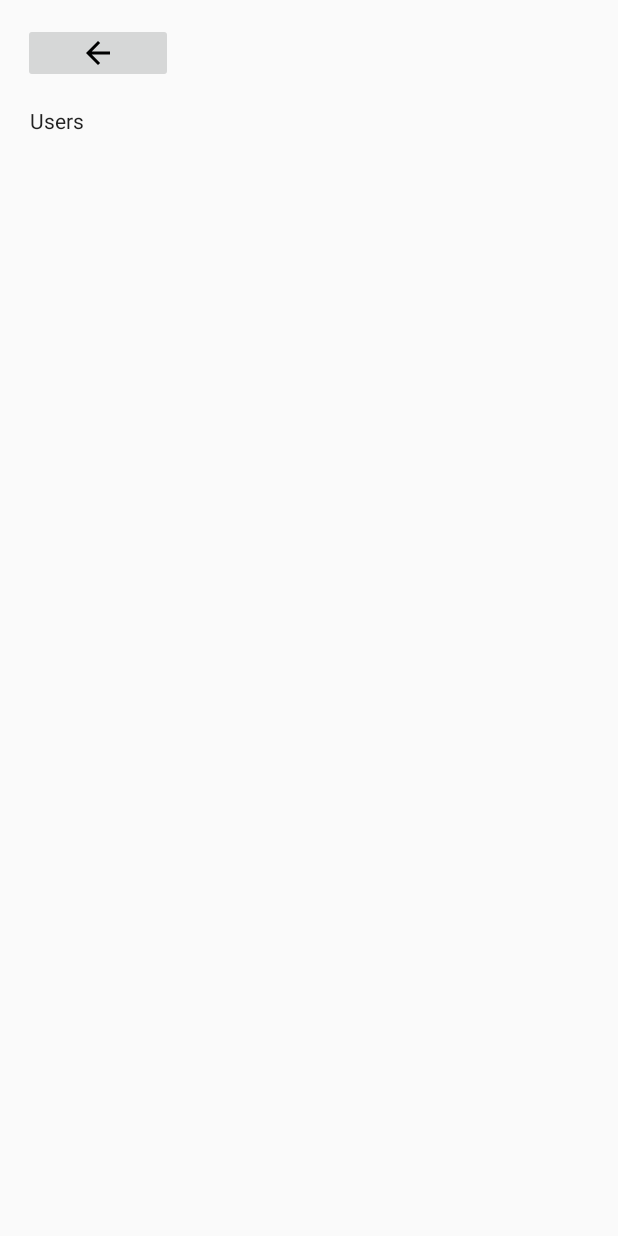
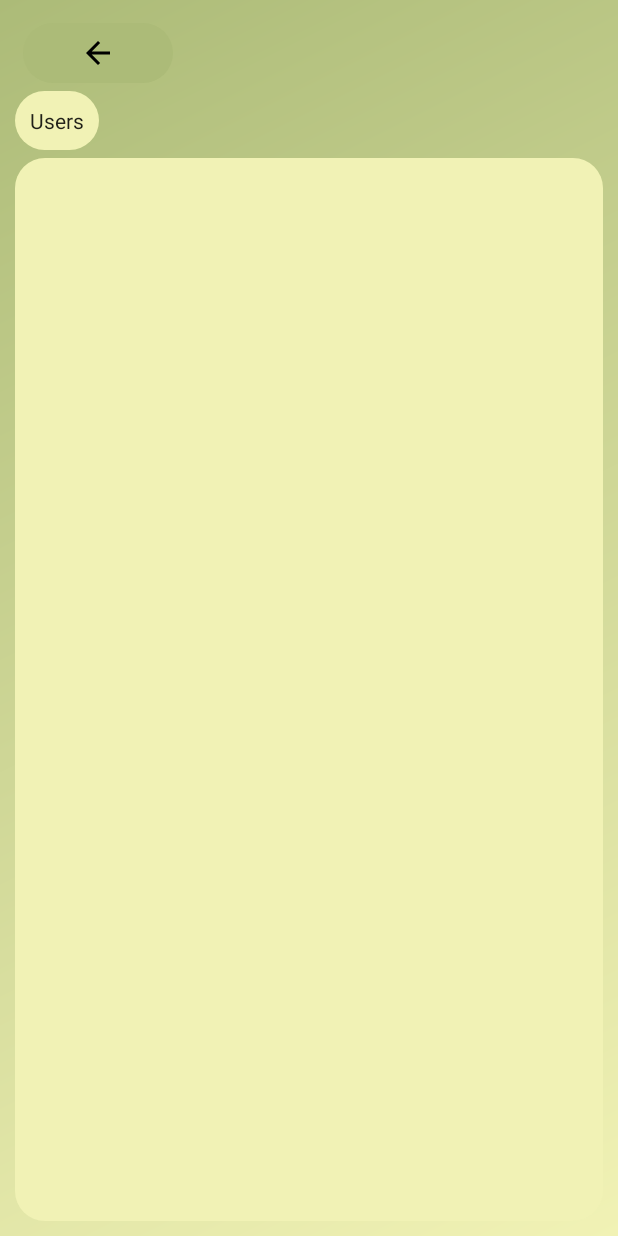
Before and after one commit to michaelamanda259/Baby, an Android app: the admin screen opened directly, with no data from a screen before it, on a phone screen of 412 x 824 dp. Run offline under Robolectric (Android 15) with nearby library versions, the phone set to English and light mode, and no system bars; Roboto replaces fonts that are not available here.

Commit message:
ui/ux bugs fix

```diff
--- a/app/src/main/res/layout/activity_admin.xml
+++ b/app/src/main/res/layout/activity_admin.xml
@@ -4,6 +4,7 @@
     android:layout_width="match_parent"
     android:layout_height="match_parent"
     android:orientation="vertical"
+    android:background="@drawable/bg_color"
     android:padding="10dp"
     tools:context=".Recent">
 
@@ -18,6 +19,7 @@
             android:layout_width="100dp"
             android:layout_height="40dp"
             android:src="@drawable/ic_arrow_back"
+            android:background="@drawable/bg_round"
             android:contentDescription="@string/back_button" />
 
     </LinearLayout>
@@ -27,6 +29,7 @@
         android:layout_width="wrap_content"
         android:layout_height="wrap_content"
         android:layout_marginBottom="5dp"
+        android:background="@drawable/fragment_bg"
         android:padding="10dp"
         android:text="Users" />
 
@@ -36,6 +39,7 @@
         android:layout_width="match_parent"
         android:layout_height="match_parent"
         android:padding="5dp"
+        android:background="@drawable/fragment_bg"
         android:scrollbars="vertical">
 
 
--- a/app/src/main/res/layout/activity_all.xml
+++ b/app/src/main/res/layout/activity_all.xml
@@ -14,6 +14,7 @@
         android:orientation="vertical"
         android:padding="5dp"
         android:id="@+id/activity_list"
+        android:background="@drawable/fragment_bg"
         android:scrollbars="vertical"/>
 
 </FrameLayout>
--- a/build.gradle
+++ b/build.gradle
@@ -9,7 +9,7 @@ buildscript {
     }
     dependencies {
         classpath 'com.google.gms:google-services:4.3.3'
-        classpath 'com.android.tools.build:gradle:4.0.0'
+        classpath 'com.android.tools.build:gradle:4.0.1'
         classpath 'com.google.firebase:firebase-crashlytics-gradle:2.1.1'
 
         // NOTE: Do not place your application dependencies here; they belong
```
